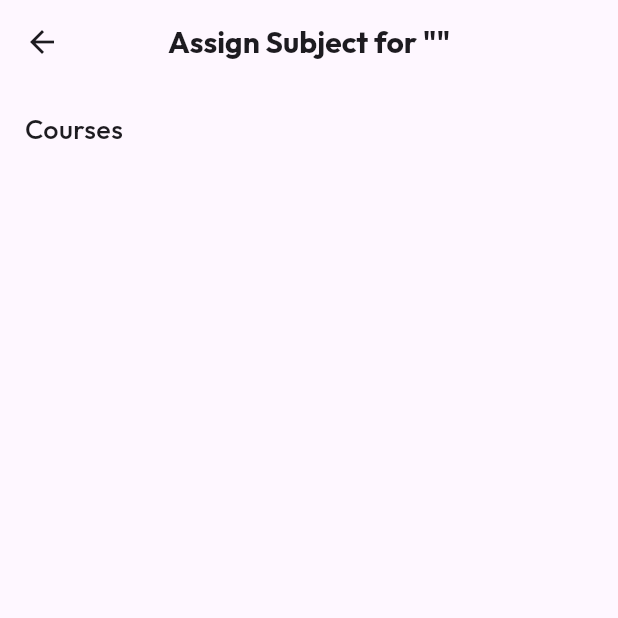
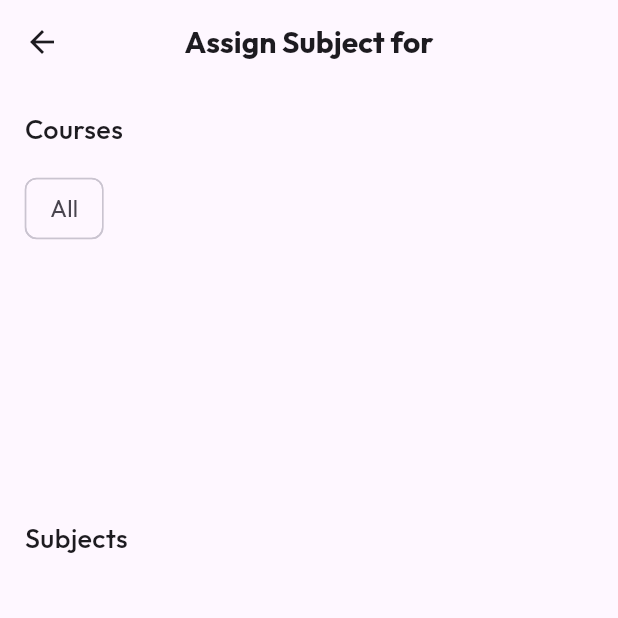
Before and after one commit to mohammedanshad1/timetablegenerating, a Flutter app: the StaffManagementPage screen opened directly with empty values, on a phone screen of 412 x 824 dp, the top half of it. Run offline on Flutter 3.47's test engine with Material 3 defaults, Android fonts, the phone set to English and light mode, and no system bars; our stand-ins replace sqflite; missing offline and left inert: flutter_icon_snackbar; accounts and stored records are empty.

Commit message:
staff managemnt

```diff
--- a/lib/view/staff_management_view.dart
+++ b/lib/view/staff_management_view.dart
@@ -1,8 +1,8 @@
 import 'package:flutter/material.dart';
 import 'package:provider/provider.dart';
+import 'package:timetablegenerating/viewmodel/staff_viewmodel.dart';
 import 'package:timetablegenerating/constants/app_typography.dart';
 import 'package:timetablegenerating/utils/responsive.dart';
-import 'package:timetablegenerating/viewmodel/staff_viewmodel.dart';
 
 class StaffManagementPage extends StatefulWidget {
   final int staffId;
@@ -18,7 +18,13 @@ class _StaffManagementPageState extends State<StaffManagementPage> {
   @override
   void initState() {
     super.initState();
-    Provider.of<StaffViewModel>(context, listen: false).fetchCourses();
+    final staffViewModel = Provider.of<StaffViewModel>(context, listen: false);
+    WidgetsBinding.instance.addPostFrameCallback((_) {
+      staffViewModel
+          .fetchCourses(); // Fetch courses after the build is complete
+      staffViewModel.fetchSubjectsForCourses(
+          []); // Clear subjects after the build is complete
+    });
   }
 
   @override
@@ -29,16 +35,16 @@ class _StaffManagementPageState extends State<StaffManagementPage> {
     return Scaffold(
       appBar: AppBar(
         title: Text(
-          'Assign Subject for "${widget.staffName}"',
+          'Assign Subject for ${widget.staffName}',
           style: AppTypography.outfitboldmainHead.copyWith(
-            fontSize: responsive.sp(20), // Use responsive text scaling
+            fontSize: responsive.sp(20),
           ),
           textAlign: TextAlign.center,
         ),
         centerTitle: true,
       ),
       body: Padding(
-        padding: EdgeInsets.all(responsive.wp(4)), // Responsive padding
+        padding: EdgeInsets.all(responsive.wp(4)),
         child: Column(
           crossAxisAlignment: CrossAxisAlignment.start,
           children: [
@@ -48,25 +54,79 @@ class _StaffManagementPageState extends State<StaffManagementPage> {
                 fontSize: responsive.sp(18),
               ),
             ),
-            SizedBox(height: responsive.hp(2)), // Responsive spacing
+            SizedBox(height: responsive.hp(2)),
             Expanded(
               child: Wrap(
                 spacing: responsive.wp(2),
                 runSpacing: responsive.hp(1),
-                children: staffViewModel.courseList.map((course) {
-                  return ChoiceChip(
+                children: [
+                  ChoiceChip(
                     label: Text(
-                      course['name'],
+                      'All',
                       style: AppTypography.outfitRegular.copyWith(
                         fontSize: responsive.sp(16),
                       ),
                     ),
-                    selected: false, // Manage the selected state as needed
+                    selected: staffViewModel.selectedCourseId == 0,
                     onSelected: (bool selected) {
-                      // Handle course selection here if needed
+                      if (selected) {
+                        staffViewModel.selectCourse(0); // "All" selected
+                        staffViewModel
+                            .fetchSubjectsForCourses([0]); // Fetch all subjects
+                      }
                     },
+                  ),
+                  ...staffViewModel.courseList.map((course) {
+                    return ChoiceChip(
+                      label: Text(
+                        course['name'],
+                        style: AppTypography.outfitRegular.copyWith(
+                          fontSize: responsive.sp(16),
+                        ),
+                      ),
+                      selected: staffViewModel.selectedCourseId == course['id'],
+                      onSelected: (bool selected) {
+                        if (selected) {
+                          staffViewModel
+                              .selectCourse(course['id']); // Course selected
+                          staffViewModel.fetchSubjectsForCourses([
+                            course['id']
+                          ]); // Fetch subjects for selected course
+                        }
+                      },
+                    );
+                  }).toList(),
+                ],
+              ),
+            ),
+            SizedBox(height: responsive.hp(2)), // Reduced space before subjects
+            Text(
+              'Subjects',
+              style: AppTypography.outfitboldsubHead.copyWith(
+                fontSize: responsive.sp(18),
+              ),
+            ),
+            SizedBox(
+                height: responsive.hp(1)), // Less space before subjects list
+            Expanded(
+              flex: 2, // Allocate more space for subjects
+              child: ListView.builder(
+                itemCount: staffViewModel.subjectList.length,
+                itemBuilder: (context, index) {
+                  final subject = staffViewModel.subjectList[index];
+                  return Card(
+                    margin: EdgeInsets.symmetric(
+                        vertical: responsive.hp(1)), // Space between items
+                    child: ListTile(
+                      title: Text(
+                        subject['name'],
+                        style: AppTypography.outfitRegular.copyWith(
+                          fontSize: responsive.sp(16),
+                        ),
+                      ),
+                    ),
                   );
-                }).toList(),
+                },
               ),
             ),
           ],
--- a/lib/viewmodel/staff_viewmodel.dart
+++ b/lib/viewmodel/staff_viewmodel.dart
@@ -4,32 +4,79 @@ import 'package:timetablegenerating/service/database_helper.dart';
 class StaffViewModel extends ChangeNotifier {
   List<Map<String, dynamic>> _staffList = [];
   List<Map<String, dynamic>> _courseList = [];
+  List<Map<String, dynamic>> _subjectList = []; // Store subjects here
   final DatabaseHelper _databaseHelper = DatabaseHelper();
 
   List<Map<String, dynamic>> get staffList => _staffList;
   List<Map<String, dynamic>> get courseList => _courseList;
+  List<Map<String, dynamic>> get subjectList => _subjectList; // Expose subjects
 
-  // Fetch staff from the database
+  int? _selectedCourseId; // Store the selected course ID
+
+  int? get selectedCourseId => _selectedCourseId;
+
   Future<void> fetchStaff() async {
     _staffList = await _databaseHelper.getStaff();
     notifyListeners();
   }
 
-  // Add staff to the database
   Future<void> addStaff(String name) async {
     await _databaseHelper.addStaff(name);
-    await fetchStaff(); // Refresh the staff list
+    await fetchStaff();
   }
 
-  // Delete staff from the database
   Future<void> deleteStaff(int id) async {
     await _databaseHelper.deleteStaff(id);
-    await fetchStaff(); // Refresh the staff list
+    await fetchStaff();
   }
 
-  // Fetch courses from the database
   Future<void> fetchCourses() async {
     _courseList = await _databaseHelper.getCourses();
     notifyListeners();
   }
+
+  Future<void> fetchSubjectsForCourses(List<int> courseIds) async {
+    // Use a set to ensure unique subjects
+    final Set<Map<String, dynamic>> subjectSet = {};
+
+    // Clear the current subject list
+    _subjectList = [];
+
+    if (courseIds.isEmpty || courseIds.contains(0)) {
+      // If "All" is selected or no course IDs are provided, fetch all subjects
+      final allSubjects = await _databaseHelper.getAllSubjects();
+      subjectSet.addAll(allSubjects); // Add all subjects to the set
+    } else {
+      // Fetch subjects only for the selected course IDs
+      for (var courseId in courseIds) {
+        final subjects = await _databaseHelper.getSubjects(courseId);
+        subjectSet.addAll(subjects); // Add each course's subjects to the set
+      }
+    }
+
+    // Convert the set back to a list
+    _subjectList = subjectSet.toList();
+
+    notifyListeners(); // Notify listeners after updating the subject list
+  }
+
+  void selectCourse(int courseId) {
+    _selectedCourseId = courseId;
+    if (courseId == 0) {
+      // "All" option (assuming 0 is used for "All")
+      fetchAllSubjects();
+    } else {
+      fetchSubjectsForCourses(
+          [courseId]); // Fetch subjects for the selected course
+    }
+    notifyListeners();
+  }
+
+  Future<void> fetchAllSubjects() async {
+    _subjectList = []; // Clear previous subjects
+    // Fetch all subjects from the database
+    final allSubjects = await _databaseHelper.getAllSubjects();
+    _subjectList.addAll(allSubjects);
+    notifyListeners();
+  }
 }
```
